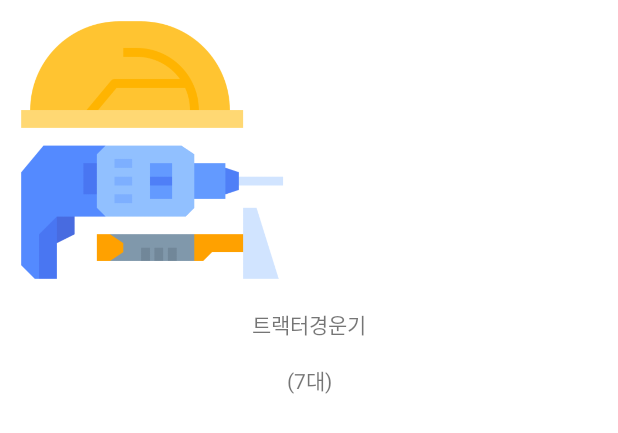
After one commit to mad-camp-2020-winter/2nd-week, an Android app: the layout activity_info_gallery.xml on its own in the app's theme, with its tools: preview values and no code run, on a phone screen of 412 x 824 dp. The commit adds this screen. Shown: the top 433 px of the screen. Run offline under Robolectric (Android 15) with nearby library versions, the phone set to English and light mode, and no system bars.

Commit message:
사무소 정보 리사이클러뷰 구현

```diff
--- /dev/null
+++ b/RentalService/app/src/main/res/layout/activity_info_gallery.xml
@@ -0,0 +1,50 @@
+<?xml version="1.0" encoding="utf-8"?>
+<LinearLayout
+    xmlns:android="http://schemas.android.com/apk/res/android"
+    xmlns:app="http://schemas.android.com/apk/res-auto"
+    xmlns:tools="http://schemas.android.com/tools"
+    android:layout_width="match_parent"
+    android:layout_height="wrap_content"
+    android:orientation="vertical"
+    tools:context=".activity.InfoDetailActivity">
+
+    <LinearLayout
+        android:layout_width="match_parent"
+        android:layout_height="match_parent">
+        <ImageView
+            android:layout_width="200dp"
+            android:layout_height="200dp"
+            android:paddingLeft="5dp"
+            android:paddingRight="5dp"
+            android:src="@drawable/contruction"
+            android:id="@+id/photo"
+            />
+    </LinearLayout>
+
+    <LinearLayout
+        android:layout_width="match_parent"
+        android:layout_height="match_parent"
+        android:orientation="vertical">
+        <TextView
+            android:id="@+id/name"
+            android:layout_width="match_parent"
+            android:layout_height="wrap_content"
+            android:padding="5dp"
+            android:text="트랙터경운기"
+            android:textAlignment="center"
+            android:gravity="center_horizontal" />
+
+        <TextView
+            android:id="@+id/count"
+            android:layout_width="match_parent"
+            android:layout_height="wrap_content"
+            android:padding="5dp"
+            android:layout_margin="5dp"
+            android:text="(7대)"
+            android:textAlignment="center"
+            android:gravity="center_horizontal"
+            />
+    </LinearLayout>
+
+
+</LinearLayout>
```
Also changed, not shown: RentalService/app/src/main/java/com/example/rentalservice/activity/InfoDetailActivity.java (+63 -0 lines), RentalService/app/src/main/java/com/example/rentalservice/adapter/GalleryAdapter.java (added, +95 -0 lines), RentalService/app/src/main/java/com/example/rentalservice/api/RetrofitAPI.java (+14 -0 lines), RentalService/app/src/main/res/layout/activity_info_detail.xml (+6 -4 lines).
